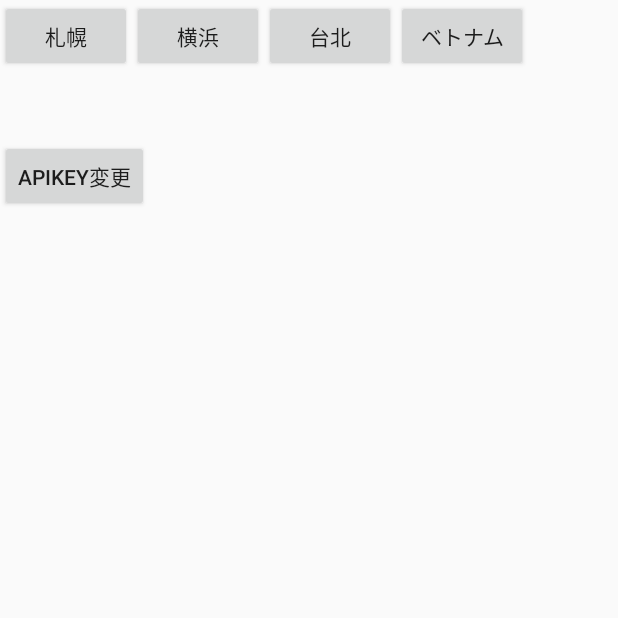
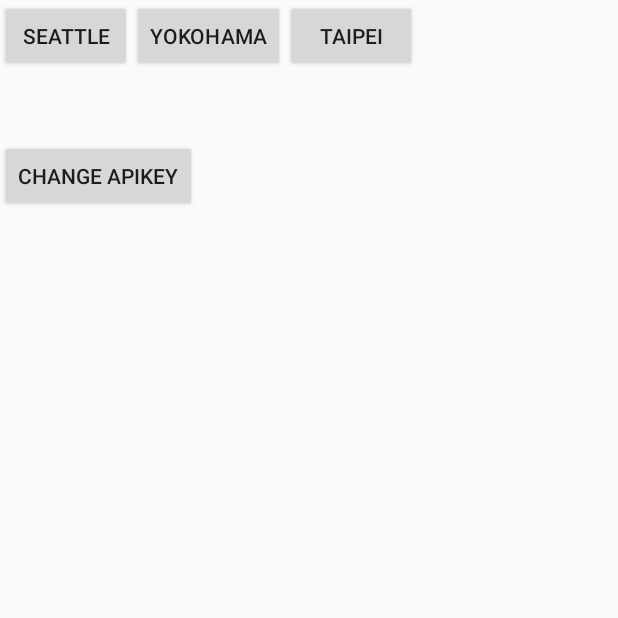
Before and after one commit to LeeHeng1121/weather_api, an Android app: the screen it shows after launch (MainActivity), on a phone screen of 412 x 824 dp, the top half of it. Run offline under Robolectric (Android 15) with nearby library versions, the phone set to English and light mode, and no system bars; our stand-ins replace RxJava, Volley.

```diff
--- a/app/src/main/res/layout/activity_main.xml
+++ b/app/src/main/res/layout/activity_main.xml
@@ -12,8 +12,8 @@
         <Button
             android:layout_width="wrap_content"
             android:layout_height="wrap_content"
-            android:text="@string/sapporoText"
-            android:id="@+id/button_sapporo"
+            android:text="@string/SeattleText"
+            android:id="@+id/button_seattle"
             android:onClick="buttonOnClick"/>
         <Button
             android:layout_width="wrap_content"
@@ -28,12 +28,12 @@
             android:text="@string/taipeiText"
             android:id="@+id/button_taipei"
             android:onClick="buttonOnClick"/>
-        <Button
-            android:layout_width="wrap_content"
-            android:layout_height="wrap_content"
-            android:text="@string/vietnamText"
-            android:id="@+id/button_vietnam"
-            android:onClick="buttonOnClick"/>
+        <!--<Button-->
+            <!--android:layout_width="wrap_content"-->
+            <!--android:layout_height="wrap_content"-->
+            <!--android:text="@string/vietnamText"-->
+            <!--android:id="@+id/button_vietnam"-->
+            <!--android:onClick="buttonOnClick"/>-->
     </LinearLayout>
     <LinearLayout
         android:layout_width="match_parent"
--- a/app/src/main/res/values/strings.xml
+++ b/app/src/main/res/values/strings.xml
@@ -1,16 +1,25 @@
 <resources>
     <string name="app_name">Weather</string>
-    <string name="sapporoText">札幌</string>
-    <string name="yokohamaText">横浜</string>
-    <string name="taipeiText">台北</string>
-    <string name="vietnamText">ベトナム</string>
-    <string name="button_api">APIKEY変更</string>
-    <string name="back">戻る</string>
+    <string name="SeattleText">Seattle</string>
+    <string name="yokohamaText">Yokohama</string>
+    <string name="taipeiText">Taipei</string>
+    <string name="vietnamText">Vietnam</string>
+    <string name="button_api">Change APIKEY</string>
+    <string name="back">Back</string>
     <string name="place"> </string>
     <string name="time"> </string>
     <string name="weather"> </string>
     <string name="temperature"> </string>
     <string name="max"> </string>
     <string name="min"> </string>
-    <string name="forecastText">forecastText</string>
+    <string name="forecast">forecastText</string>
+
+    <string name="timeText">Time:</string>
+    <string name="placeText">Place:</string>
+    <string name="temperatureText">Temperature:</string>
+    <string name="statusText">Status:</string>
+    <string name="maxText">Highest temperature:</string>
+    <string name="minText">Lowest temperature:</string>
+    <string name="forecastText">Forecast:</string>
+
 </resources>
```
Also changed, not shown: app/build.gradle (+9 -1 lines), app/src/main/java/com/example/abc17034/weather/MainActivity.java (+67 -25 lines), app/src/main/res/layout/weather.xml (+7 -7 lines), build.gradle (+8 -0 lines), 1 other file.
